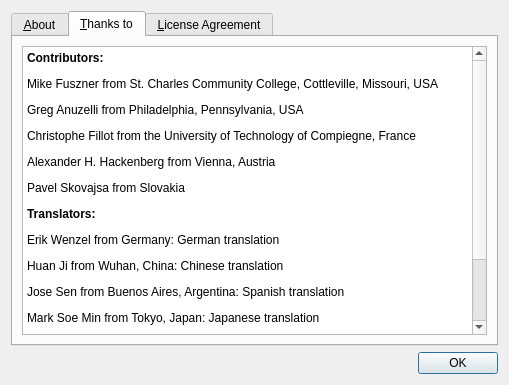
GNS3/gns3-legacy, file src/GNS3/Ui/Form_About.ui: the form before one commit.
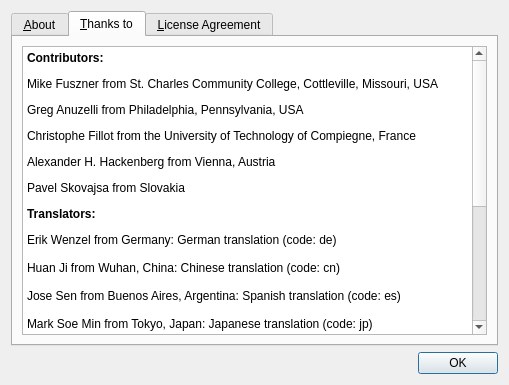
The form after the commit. The open tabs and pages were chosen to show the change. Icons and pictures are not drawn.

Commit message: [i8n] Russian, Chinese, Japanese and Brazilian-portugues up-to-date

The edit to the form file:
```diff
--- a/src/GNS3/Ui/Form_About.ui
+++ b/src/GNS3/Ui/Form_About.ui
@@ -118,13 +118,27 @@
 &lt;p style=" margin-top:12px; margin-bottom:12px; margin-left:0px; margin-right:0px; -qt-block-indent:0; text-indent:0px;">Alexander H. Hackenberg from Vienna, Austria&lt;/p>
 &lt;p style=" margin-top:12px; margin-bottom:12px; margin-left:0px; margin-right:0px; -qt-block-indent:0; text-indent:0px;">Pavel Skovajsa from Slovakia&lt;/p>
 &lt;p style=" margin-top:12px; margin-bottom:12px; margin-left:0px; margin-right:0px; -qt-block-indent:0; text-indent:0px;">&lt;span style=" font-weight:600;">Translators:&lt;/span>&lt;/p>
-&lt;p style=" margin-top:12px; margin-bottom:0px; margin-left:0px; margin-right:0px; -qt-block-indent:0; text-indent:0px;">Erik Wenzel from Germany: German translation&lt;/p>
-&lt;p style=" margin-top:12px; margin-bottom:0px; margin-left:0px; margin-right:0px; -qt-block-indent:0; text-indent:0px;">Huan Ji from Wuhan, China: Chinese translation&lt;/p>
-&lt;p style=" margin-top:12px; margin-bottom:0px; margin-left:0px; margin-right:0px; -qt-block-indent:0; text-indent:0px;">Jose Sen from Buenos Aires, Argentina: Spanish translation&lt;/p>
-&lt;p style=" margin-top:12px; margin-bottom:0px; margin-left:0px; margin-right:0px; -qt-block-indent:0; text-indent:0px;">Mark Soe Min from Tokyo, Japan: Japanese translation&lt;/p>
-&lt;p style=" margin-top:12px; margin-bottom:0px; margin-left:0px; margin-right:0px; -qt-block-indent:0; text-indent:0px;">Aboulgasem Albusaifi from Tarabulus, Libya: Arabic translation&lt;/p>
-&lt;p style=" margin-top:12px; margin-bottom:0px; margin-left:0px; margin-right:0px; -qt-block-indent:0; text-indent:0px;">Marcio de Freitas Minicz from Sao Jose dos Campos, SP, Brazil: Brazilian-Portuguese translation &lt;/p>
-&lt;p style=" margin-top:12px; margin-bottom:0px; margin-left:0px; margin-right:0px; -qt-block-indent:0; text-indent:0px;">Hasan Agirol Aksoy from Antalya, Turkey: Turkish translation&lt;/p>&lt;/body>&lt;/html></string>
+&lt;p style=" margin-top:12px; margin-bottom:0px; margin-left:0px; margin-right:0px; -qt-block-indent:0; text-indent:0px;">Erik Wenzel from Germany: German translation (code: de) &lt;/p>
+&lt;p style="-qt-paragraph-type:empty; margin-top:0px; margin-bottom:0px; margin-left:0px; margin-right:0px; -qt-block-indent:0; text-indent:0px;">&lt;/p>
+&lt;p style=" margin-top:0px; margin-bottom:0px; margin-left:0px; margin-right:0px; -qt-block-indent:0; text-indent:0px;">Huan Ji from Wuhan, China: Chinese translation (code: cn) &lt;/p>
+&lt;p style="-qt-paragraph-type:empty; margin-top:0px; margin-bottom:0px; margin-left:0px; margin-right:0px; -qt-block-indent:0; text-indent:0px;">&lt;/p>
+&lt;p style=" margin-top:0px; margin-bottom:0px; margin-left:0px; margin-right:0px; -qt-block-indent:0; text-indent:0px;">Jose Sen from Buenos Aires, Argentina: Spanish translation (code: es) &lt;/p>
+&lt;p style="-qt-paragraph-type:empty; margin-top:0px; margin-bottom:0px; margin-left:0px; margin-right:0px; -qt-block-indent:0; text-indent:0px;">&lt;/p>
+&lt;p style=" margin-top:0px; margin-bottom:0px; margin-left:0px; margin-right:0px; -qt-block-indent:0; text-indent:0px;">Mark Soe Min from Tokyo, Japan: Japanese translation (code: jp) &lt;/p>
+&lt;p style="-qt-paragraph-type:empty; margin-top:0px; margin-bottom:0px; margin-left:0px; margin-right:0px; -qt-block-indent:0; text-indent:0px;">&lt;/p>
+&lt;p style=" margin-top:0px; margin-bottom:0px; margin-left:0px; margin-right:0px; -qt-block-indent:0; text-indent:0px;">Aboulgasem Albusaifi from Tarabulus, Libya: Arabic translation (code: ar) &lt;/p>
+&lt;p style="-qt-paragraph-type:empty; margin-top:0px; margin-bottom:0px; margin-left:0px; margin-right:0px; -qt-block-indent:0; text-indent:0px;">&lt;/p>
+&lt;p style=" margin-top:0px; margin-bottom:0px; margin-left:0px; margin-right:0px; -qt-block-indent:0; text-indent:0px;">Marcio de Freitas Minicz from Sao Jose dos Campos, SP, Brazil: Brazilian-Portuguese translation (code: pt_br) &lt;/p>
+&lt;p style="-qt-paragraph-type:empty; margin-top:0px; margin-bottom:0px; margin-left:0px; margin-right:0px; -qt-block-indent:0; text-indent:0px;">&lt;/p>
+&lt;p style=" margin-top:0px; margin-bottom:0px; margin-left:0px; margin-right:0px; -qt-block-indent:0; text-indent:0px;">Hasan Agirol Aksoy from Antalya, Turkey: Turkish translation (code: tr) &lt;/p>
+&lt;p style="-qt-paragraph-type:empty; margin-top:0px; margin-bottom:0px; margin-left:0px; margin-right:0px; -qt-block-indent:0; text-indent:0px;">&lt;/p>
+&lt;p style=" margin-top:0px; margin-bottom:0px; margin-left:0px; margin-right:0px; -qt-block-indent:0; text-indent:0px;">Ivakin Dmitriy from Moscow, Russia: Russian translation (code: ru) &lt;/p>
+&lt;p style="-qt-paragraph-type:empty; margin-top:0px; margin-bottom:0px; margin-left:0px; margin-right:0px; -qt-block-indent:0; text-indent:0px;">&lt;/p>
+&lt;p style=" margin-top:0px; margin-bottom:0px; margin-left:0px; margin-right:0px; -qt-block-indent:0; text-indent:0px;">Hyeonjin Kim from Seoul, Korea: Korean translation (code: kr) &lt;/p>
+&lt;p style="-qt-paragraph-type:empty; margin-top:0px; margin-bottom:0px; margin-left:0px; margin-right:0px; -qt-block-indent:0; text-indent:0px;">&lt;/p>
+&lt;p style=" margin-top:0px; margin-bottom:0px; margin-left:0px; margin-right:0px; -qt-block-indent:0; text-indent:0px;">Pavel Skovajsa from Slovakia: Slovak translation (code: sk) &lt;/p>
+&lt;p style="-qt-paragraph-type:empty; margin-top:0px; margin-bottom:12px; margin-left:0px; margin-right:0px; -qt-block-indent:0; text-indent:0px;">&lt;/p>
+&lt;p style=" margin-top:0px; margin-bottom:12px; margin-left:0px; margin-right:0px; -qt-block-indent:0; text-indent:0px;">Michał Zieliński from Plock, Poland: Polish translation (code: pl)&lt;/p>&lt;/body>&lt;/html></string>
          </property>
         </widget>
        </item>
```
The commit also changes 47 other files.
